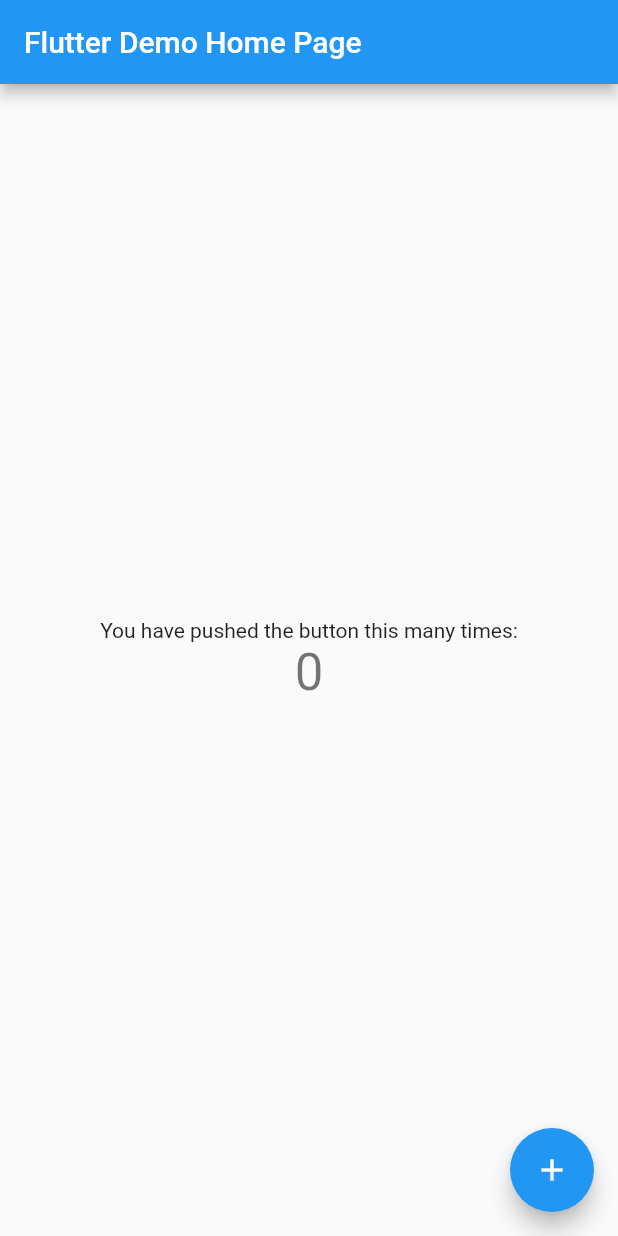
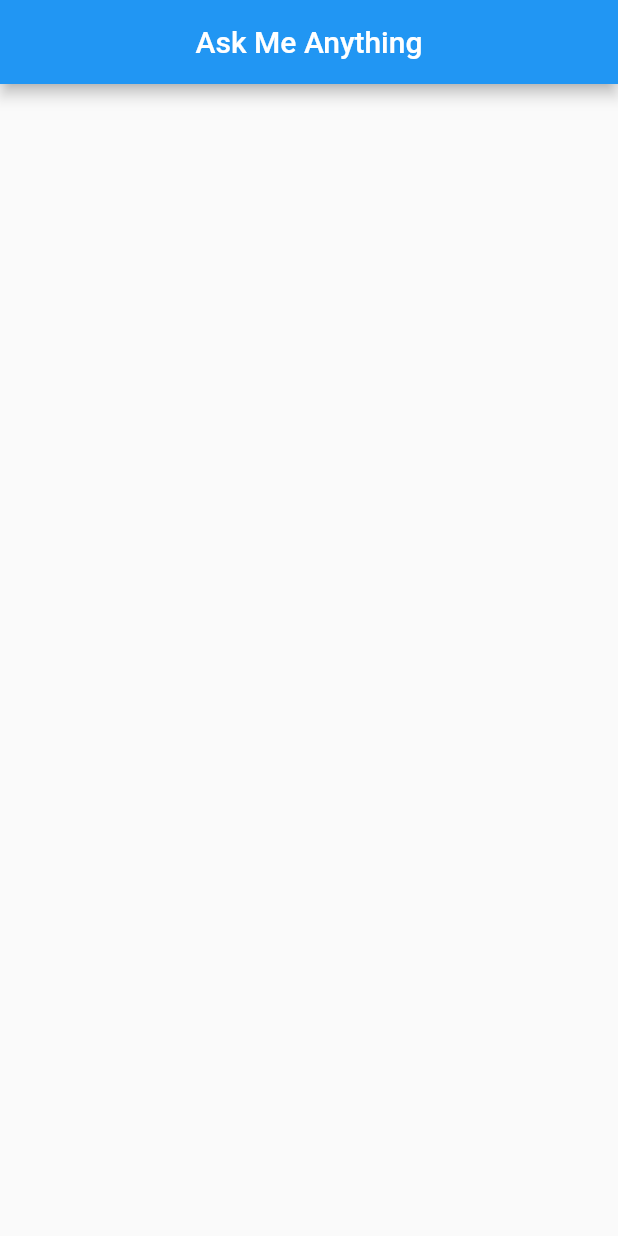
Before and after one commit to matatoMatata94/magic_mussel, a Flutter app: the screen it shows after launch, on a phone screen of 412 x 824 dp. Run offline on Flutter 3.47's test engine with Material 2 defaults, Android fonts, the phone set to English and light mode, and no system bars.

Commit message:
Added first UI

```diff
--- /dev/null
+++ b/lib/magic_mussel_ui.dart
@@ -0,0 +1,46 @@
+import 'package:flutter/material.dart';
+
+class MagicMussel extends StatelessWidget {
+  @override
+  Widget build(BuildContext context) {
+    return MaterialApp(
+      home: Scaffold(
+        appBar: AppBar(
+          title: Center(child: Text('Ask Me Anything')),
+        ),
+        body: Row(
+          mainAxisAlignment: MainAxisAlignment.center,
+          children: [
+            Column(
+              mainAxisAlignment: MainAxisAlignment.center,
+              children: [
+                ClipPath(
+                  child: Container(
+                    color: Colors.red,
+                    height: 100,
+                    width: 100,
+                  ),
+                  clipper: MyCustomClipper(),
+                ),
+              ],
+            ),
+          ],
+        ),
+      ),
+    );
+  }
+}
+
+class MyCustomClipper extends CustomClipper<Path> {
+  @override
+  Path getClip(Size size) {
+    Path path = Path();
+    path.lineTo(0, 100);
+    return path;
+  }
+
+  @override
+  bool shouldReclip(CustomClipper<Path> oldClipper) {
+    return true;
+  }
+}
--- a/lib/main.dart
+++ b/lib/main.dart
@@ -1,113 +1,6 @@
 import 'package:flutter/material.dart';
+import 'package:magic_mussel/magic_mussel_ui.dart';
 
 void main() {
-  runApp(MyApp());
+  runApp(MagicMussel());
 }
-
-class MyApp extends StatelessWidget {
-  // This widget is the root of your application.
-  @override
-  Widget build(BuildContext context) {
-    return MaterialApp(
-      title: 'Flutter Demo',
-      theme: ThemeData(
-        // This is the theme of your application.
-        //
-        // Try running your application with "flutter run". You'll see the
-        // application has a blue toolbar. Then, without quitting the app, try
-        // changing the primarySwatch below to Colors.green and then invoke
-        // "hot reload" (press "r" in the console where you ran "flutter run",
-        // or simply save your changes to "hot reload" in a Flutter IDE).
-        // Notice that the counter didn't reset back to zero; the application
-        // is not restarted.
-        primarySwatch: Colors.blue,
-      ),
-      home: MyHomePage(title: 'Flutter Demo Home Page'),
-    );
-  }
-}
-
-class MyHomePage extends StatefulWidget {
-  MyHomePage({Key key, this.title}) : super(key: key);
-
-  // This widget is the home page of your application. It is stateful, meaning
-  // that it has a State object (defined below) that contains fields that affect
-  // how it looks.
-
-  // This class is the configuration for the state. It holds the values (in this
-  // case the title) provided by the parent (in this case the App widget) and
-  // used by the build method of the State. Fields in a Widget subclass are
-  // always marked "final".
-
-  final String title;
-
-  @override
-  _MyHomePageState createState() => _MyHomePageState();
-}
-
-class _MyHomePageState extends State<MyHomePage> {
-  int _counter = 0;
-
-  void _incrementCounter() {
-    setState(() {
-      // This call to setState tells the Flutter framework that something has
-      // changed in this State, which causes it to rerun the build method below
-      // so that the display can reflect the updated values. If we changed
-      // _counter without calling setState(), then the build method would not be
-      // called again, and so nothing would appear to happen.
-      _counter++;
-    });
-  }
-
-  @override
-  Widget build(BuildContext context) {
-    // This method is rerun every time setState is called, for instance as done
-    // by the _incrementCounter method above.
-    //
-    // The Flutter framework has been optimized to make rerunning build methods
-    // fast, so that you can just rebuild anything that needs updating rather
-    // than having to individually change instances of widgets.
-    return Scaffold(
-      appBar: AppBar(
-        // Here we take the value from the MyHomePage object that was created by
-        // the App.build method, and use it to set our appbar title.
-        title: Text(widget.title),
-      ),
-      body: Center(
-        // Center is a layout widget. It takes a single child and positions it
-        // in the middle of the parent.
-        child: Column(
-          // Column is also a layout widget. It takes a list of children and
-          // arranges them vertically. By default, it sizes itself to fit its
-          // children horizontally, and tries to be as tall as its parent.
-          //
-          // Invoke "debug painting" (press "p" in the console, choose the
-          // "Toggle Debug Paint" action from the Flutter Inspector in Android
-          // Studio, or the "Toggle Debug Paint" command in Visual Studio Code)
-          // to see the wireframe for each widget.
-          //
-          // Column has various properties to control how it sizes itself and
-          // how it positions its children. Here we use mainAxisAlignment to
-          // center the children vertically; the main axis here is the vertical
-          // axis because Columns are vertical (the cross axis would be
-          // horizontal).
-          mainAxisAlignment: MainAxisAlignment.center,
-          children: <Widget>[
-            Text(
-              'You have pushed the button this many times:',
-            ),
-            Text(
-              '$_counter',
-              style: Theme.of(context).textTheme.headline4,
-            ),
-          ],
-        ),
-      ),
-      floatingActionButton: FloatingActionButton(
-        onPressed: _incrementCounter,
-        tooltip: 'Increment',
-        child: Icon(Icons.add),
-      ), // This trailing comma makes auto-formatting nicer for build methods.
-    );
-  }
-}
```
Also changed, not shown: 1 other file.
